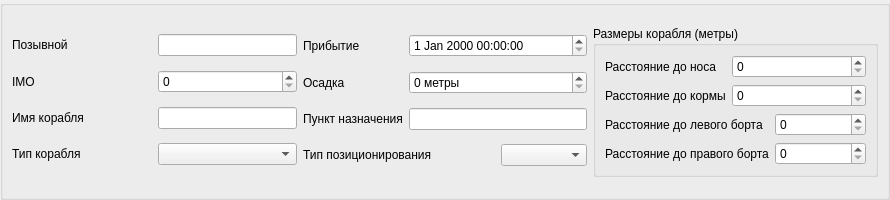
First picture: the form in AIS/ui/Type5Simulator.ui, repository Jomart02/NaviSimulators, before the edit.
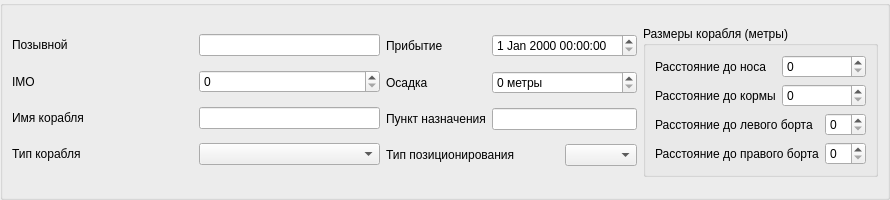
Second picture: the form after the edit.

Commit message: add types to combobox || add baseclass

```diff
--- a/AIS/ui/Type5Simulator.ui
+++ b/AIS/ui/Type5Simulator.ui
@@ -31,7 +31,104 @@
      <property name="title">
       <string/>
      </property>
-     <layout class="QGridLayout" name="gridLayout_4" columnstretch="1,1,1">
+     <layout class="QGridLayout" name="gridLayout_4" columnstretch="1,0,0">
+      <item row="0" column="2">
+       <widget class="QGroupBox" name="groupBox">
+        <property name="title">
+         <string>Размеры корабля (метры)</string>
+        </property>
+        <layout class="QGridLayout" name="gridLayout">
+         <item row="0" column="0">
+          <layout class="QFormLayout" name="formLayout">
+           <item row="0" column="0">
+            <widget class="QLabel" name="label_2">
+             <property name="text">
+              <string>Расстояние до носа </string>
+             </property>
+            </widget>
+           </item>
+           <item row="0" column="1">
+            <widget class="QSpinBox" name="spinBox_bow">
+             <property name="sizePolicy">
+              <sizepolicy hsizetype="Preferred" vsizetype="Fixed">
+               <horstretch>0</horstretch>
+               <verstretch>0</verstretch>
+              </sizepolicy>
+             </property>
+             <property name="maximum">
+              <number>99</number>
+             </property>
+            </widget>
+           </item>
+           <item row="1" column="0">
+            <widget class="QLabel" name="label_5">
+             <property name="text">
+              <string>Расстояние до кормы</string>
+             </property>
+            </widget>
+           </item>
+           <item row="1" column="1">
+            <widget class="QSpinBox" name="spinBox_stern">
+             <property name="sizePolicy">
+              <sizepolicy hsizetype="Preferred" vsizetype="Fixed">
+               <horstretch>0</horstretch>
+               <verstretch>0</verstretch>
+              </sizepolicy>
+             </property>
+             <property name="maximum">
+              <number>99</number>
+             </property>
+            </widget>
+           </item>
+          </layout>
+         </item>
+         <item row="1" column="0">
+          <layout class="QFormLayout" name="formLayout_2">
+           <item row="0" column="0">
+            <widget class="QLabel" name="label_7">
+             <property name="text">
+              <string>Расстояние до левого борта</string>
+             </property>
+            </widget>
+           </item>
+           <item row="0" column="1">
+            <widget class="QSpinBox" name="spinBox_port">
+             <property name="sizePolicy">
+              <sizepolicy hsizetype="Preferred" vsizetype="Fixed">
+               <horstretch>0</horstretch>
+               <verstretch>0</verstretch>
+              </sizepolicy>
+             </property>
+             <property name="maximum">
+              <number>99</number>
+             </property>
+            </widget>
+           </item>
+           <item row="1" column="0">
+            <widget class="QLabel" name="label_6">
+             <property name="text">
+              <string>Расстояние до правого борта</string>
+             </property>
+            </widget>
+           </item>
+           <item row="1" column="1">
+            <widget class="QSpinBox" name="spinBox_starboard">
+             <property name="sizePolicy">
+              <sizepolicy hsizetype="Preferred" vsizetype="Fixed">
+               <horstretch>0</horstretch>
+               <verstretch>0</verstretch>
+              </sizepolicy>
+             </property>
+             <property name="maximum">
+              <number>99</number>
+             </property>
+            </widget>
+           </item>
+          </layout>
+         </item>
+        </layout>
+       </widget>
+      </item>
       <item row="0" column="0">
        <layout class="QGridLayout" name="gridLayout_2">
         <item row="0" column="0">
@@ -103,21 +200,37 @@
             <verstretch>0</verstretch>
            </sizepolicy>
           </property>
+          <property name="sizeAdjustPolicy">
+           <enum>QComboBox::AdjustToContents</enum>
+          </property>
          </widget>
         </item>
        </layout>
       </item>
       <item row="0" column="1">
        <layout class="QGridLayout" name="gridLayout_3">
-        <item row="0" column="0">
-         <widget class="QLabel" name="label_9">
+        <item row="3" column="0" colspan="2">
+         <widget class="QLabel" name="label_12">
+          <property name="sizePolicy">
+           <sizepolicy hsizetype="Maximum" vsizetype="Preferred">
+            <horstretch>0</horstretch>
+            <verstretch>0</verstretch>
+           </sizepolicy>
+          </property>
           <property name="text">
-           <string>Прибытие</string>
+           <string>Тип позиционирования</string>
           </property>
          </widget>
         </item>
-        <item row="0" column="1" colspan="2">
-         <widget class="QDateTimeEdit" name="dateTimeEdit_ETA">
+        <item row="2" column="0">
+         <widget class="QLabel" name="label_11">
+          <property name="text">
+           <string>Пункт назначения</string>
+          </property>
+         </widget>
+        </item>
+        <item row="2" column="1" colspan="2">
+         <widget class="QLineEdit" name="lineEdit_Destination">
           <property name="sizePolicy">
            <sizepolicy hsizetype="Preferred" vsizetype="Fixed">
             <horstretch>0</horstretch>
@@ -133,6 +246,16 @@
           </property>
          </widget>
         </item>
+        <item row="0" column="1" colspan="2">
+         <widget class="QDateTimeEdit" name="dateTimeEdit_ETA">
+          <property name="sizePolicy">
+           <sizepolicy hsizetype="Preferred" vsizetype="Fixed">
+            <horstretch>0</horstretch>
+            <verstretch>0</verstretch>
+           </sizepolicy>
+          </property>
+         </widget>
+        </item>
         <item row="1" column="1" colspan="2">
          <widget class="QSpinBox" name="spinBox_Draught">
           <property name="sizePolicy">
@@ -146,27 +269,10 @@
           </property>
          </widget>
         </item>
-        <item row="2" column="0">
-         <widget class="QLabel" name="label_11">
+        <item row="0" column="0">
+         <widget class="QLabel" name="label_9">
           <property name="text">
-           <string>Пункт назначения</string>
-          </property>
-         </widget>
-        </item>
-        <item row="2" column="1" colspan="2">
-         <widget class="QLineEdit" name="lineEdit_Destination">
-          <property name="sizePolicy">
-           <sizepolicy hsizetype="Preferred" vsizetype="Fixed">
-            <horstretch>0</horstretch>
-            <verstretch>0</verstretch>
-           </sizepolicy>
-          </property>
-         </widget>
-        </item>
-        <item row="3" column="0" colspan="2">
-         <widget class="QLabel" name="label_12">
-          <property name="text">
-           <string>Тип позиционирования</string>
+           <string>Прибытие</string>
           </property>
          </widget>
         </item>
@@ -175,103 +281,6 @@
         </item>
        </layout>
       </item>
-      <item row="0" column="2">
-       <widget class="QGroupBox" name="groupBox">
-        <property name="title">
-         <string>Размеры корабля (метры)</string>
-        </property>
-        <layout class="QGridLayout" name="gridLayout">
-         <item row="0" column="0">
-          <layout class="QFormLayout" name="formLayout">
-           <item row="0" column="0">
-            <widget class="QLabel" name="label_2">
-             <property name="text">
-              <string>Расстояние до носа </string>
-             </property>
-            </widget>
-           </item>
-           <item row="0" column="1">
-            <widget class="QSpinBox" name="spinBox_bow">
-             <property name="sizePolicy">
-              <sizepolicy hsizetype="Preferred" vsizetype="Fixed">
-               <horstretch>0</horstretch>
-               <verstretch>0</verstretch>
-              </sizepolicy>
-             </property>
-             <property name="maximum">
-              <number>99</number>
-             </property>
-            </widget>
-           </item>
-           <item row="1" column="0">
-            <widget class="QLabel" name="label_5">
-             <property name="text">
-              <string>Расстояние до кормы</string>
-             </property>
-            </widget>
-           </item>
-           <item row="1" column="1">
-            <widget class="QSpinBox" name="spinBox_stern">
-             <property name="sizePolicy">
-              <sizepolicy hsizetype="Preferred" vsizetype="Fixed">
-               <horstretch>0</horstretch>
-               <verstretch>0</verstretch>
-              </sizepolicy>
-             </property>
-             <property name="maximum">
-              <number>99</number>
-             </property>
-            </widget>
-           </item>
-          </layout>
-         </item>
-         <item row="1" column="0">
-          <layout class="QFormLayout" name="formLayout_2">
-           <item row="0" column="0">
-            <widget class="QLabel" name="label_7">
-             <property name="text">
-              <string>Расстояние до левого борта</string>
-             </property>
-            </widget>
-           </item>
-           <item row="0" column="1">
-            <widget class="QSpinBox" name="spinBox_port">
-             <property name="sizePolicy">
-              <sizepolicy hsizetype="Preferred" vsizetype="Fixed">
-               <horstretch>0</horstretch>
-               <verstretch>0</verstretch>
-              </sizepolicy>
-             </property>
-             <property name="maximum">
-              <number>99</number>
-             </property>
-            </widget>
-           </item>
-           <item row="1" column="0">
-            <widget class="QLabel" name="label_6">
-             <property name="text">
-              <string>Расстояние до правого борта</string>
-             </property>
-            </widget>
-           </item>
-           <item row="1" column="1">
-            <widget class="QSpinBox" name="spinBox_starboard">
-             <property name="sizePolicy">
-              <sizepolicy hsizetype="Preferred" vsizetype="Fixed">
-               <horstretch>0</horstretch>
-               <verstretch>0</verstretch>
-              </sizepolicy>
-             </property>
-             <property name="maximum">
-              <number>99</number>
-             </property>
-            </widget>
-           </item>
-          </layout>
-         </item>
-        </layout>
-       </widget>
-      </item>
      </layout>
     </widget>
    </item>
```
The commit also changes 6 other files.
